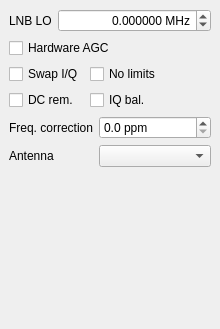
Qt form qtgui/dockinputctl.ui (gqrx-sdr/gqrx) before a commit.
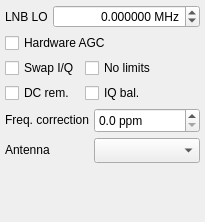
The same form after that commit. Icons and pictures are not drawn.

```diff
--- a/qtgui/dockinputctl.ui
+++ b/qtgui/dockinputctl.ui
@@ -6,14 +6,14 @@
    <rect>
     <x>0</x>
     <y>0</y>
-    <width>220</width>
-    <height>329</height>
+    <width>205</width>
+    <height>222</height>
    </rect>
   </property>
   <property name="minimumSize">
    <size>
-    <width>220</width>
-    <height>150</height>
+    <width>205</width>
+    <height>222</height>
    </size>
   </property>
   <property name="windowIcon">
@@ -30,43 +30,22 @@
    <string>Input controls</string>
   </property>
   <widget class="QWidget" name="dockWidgetContents">
-   <layout class="QVBoxLayout" name="mainVbox">
+   <layout class="QVBoxLayout" name="verticalLayout">
     <property name="spacing">
-     <number>0</number>
+     <number>5</number>
     </property>
     <property name="leftMargin">
-     <number>0</number>
+     <number>5</number>
     </property>
     <property name="topMargin">
-     <number>0</number>
+     <number>5</number>
     </property>
     <property name="rightMargin">
-     <number>0</number>
+     <number>5</number>
     </property>
     <property name="bottomMargin">
-     <number>0</number>
+     <number>5</number>
     </property>
-    <item>
-     <widget class="QScrollArea" name="scrollArea">
-      <property name="frameShape">
-       <enum>QFrame::NoFrame</enum>
-      </property>
-      <property name="horizontalScrollBarPolicy">
-       <enum>Qt::ScrollBarAlwaysOff</enum>
-      </property>
-      <property name="widgetResizable">
-       <bool>true</bool>
-      </property>
-      <widget class="QWidget" name="scrollVbox">
-       <property name="geometry">
-        <rect>
-         <x>0</x>
-         <y>0</y>
-         <width>220</width>
-         <height>304</height>
-        </rect>
-       </property>
-       <layout class="QVBoxLayout" name="verticalLayout">
         <item>
          <layout class="QHBoxLayout" name="horizontalLayout">
           <item>
@@ -187,6 +166,12 @@
           </item>
           <item row="0" column="1">
            <widget class="QDoubleSpinBox" name="freqCorrSpinBox">
+        <property name="sizePolicy">
+         <sizepolicy hsizetype="Minimum" vsizetype="MinimumExpanding">
+          <horstretch>0</horstretch>
+          <verstretch>0</verstretch>
+         </sizepolicy>
+        </property>
             <property name="suffix">
              <string> ppm</string>
             </property>
@@ -217,7 +202,7 @@
           <item row="1" column="1">
            <widget class="QComboBox" name="antSelector">
             <property name="sizePolicy">
-             <sizepolicy hsizetype="MinimumExpanding" vsizetype="Fixed">
+         <sizepolicy hsizetype="MinimumExpanding" vsizetype="MinimumExpanding">
               <horstretch>0</horstretch>
               <verstretch>0</verstretch>
              </sizepolicy>
@@ -237,14 +222,10 @@
           <property name="sizeHint" stdset="0">
            <size>
             <width>20</width>
-            <height>21</height>
+        <height>0</height>
            </size>
           </property>
          </spacer>
-        </item>
-       </layout>
-      </widget>
-     </widget>
     </item>
    </layout>
   </widget>
```
Lines whose indentation alone changed are shown as unchanged.
